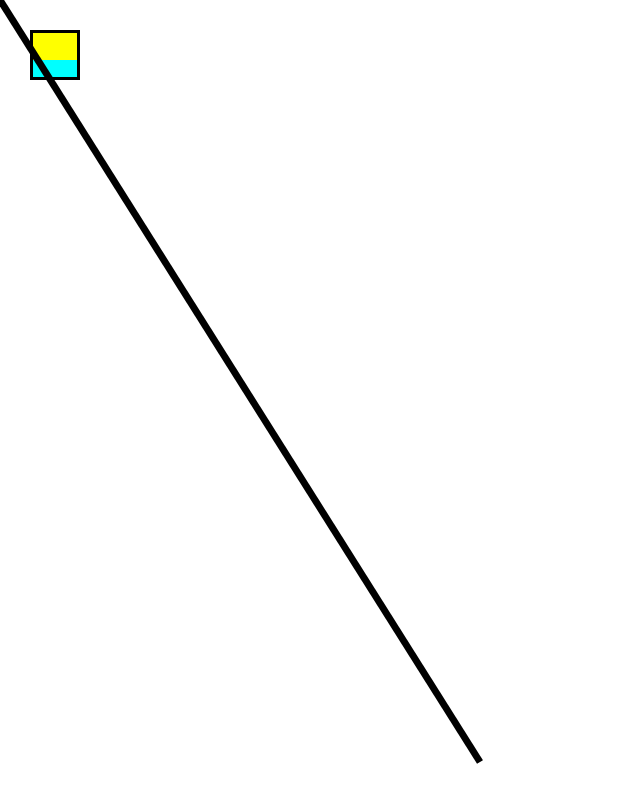
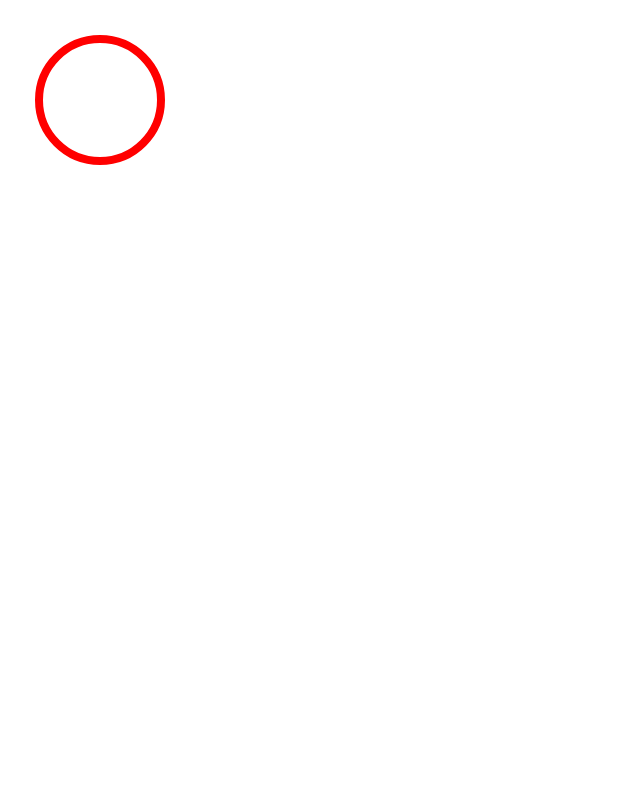
Before and after one commit to ttran49/TicTacToe, an Android app: the screen it shows after launch (MainActivity), on a phone screen of 412 x 824 dp. Shown: the top 803 px of the screen. Run offline under Robolectric (Android 15) with nearby library versions, the phone set to English and light mode, and no system bars.

Commit message:
before pull from thuc

```diff
--- a/app/src/main/java/com/sanctuaryht/games/tictactoe/DrawView.java
+++ b/app/src/main/java/com/sanctuaryht/games/tictactoe/DrawView.java
@@ -6,27 +6,24 @@ import android.graphics.Paint;
 import android.view.View;
 
 public class DrawView extends View {
-    Paint paint = new Paint();
-
+    private Paint paint = new Paint();
+    private int canvasW;
+    private int canvasH;
     public DrawView(Context context) {
         super(context);
     }
 
     @Override
     public void onDraw(Canvas canvas) {
-        paint.setColor(Color.BLACK);
-        paint.setStrokeWidth(3);
-        canvas.drawRect(30, 30, 80, 80, paint);
-        paint.setStrokeWidth(0);
-        paint.setColor(Color.CYAN);
-        canvas.drawRect(33, 60, 77, 77, paint );
-        paint.setColor(Color.YELLOW);
-        canvas.drawRect(33, 33, 77, 60, paint );
-        paint.setColor(Color.BLACK);
-        paint.setStrokeWidth(7);
-        canvas.drawLine(0,0,480,762,paint);
-        System.out.println("Width: "+canvas.getWidth());
-        System.out.println("Height: "+canvas.getHeight());
+        canvasW = canvas.getWidth();
+        canvasH = canvas.getHeight();
+        drawCircle(100,100,canvas);
     }
 
+    public void drawCircle(float x, float y, Canvas canvas){
+        paint.setColor(Color.RED);
+        paint.setStrokeWidth(8);
+        paint.setStyle(Paint.Style.STROKE);
+        canvas.drawCircle(x,y,canvasW/10,paint);
+    }
 }
--- a/app/src/main/java/com/sanctuaryht/games/tictactoe/MainActivity.java
+++ b/app/src/main/java/com/sanctuaryht/games/tictactoe/MainActivity.java
@@ -20,6 +20,5 @@ public class MainActivity extends Activity {
         drawView = new DrawView(this);
         drawView.setBackgroundColor(Color.WHITE);
         setContentView(drawView);
-
     }
 }
```
